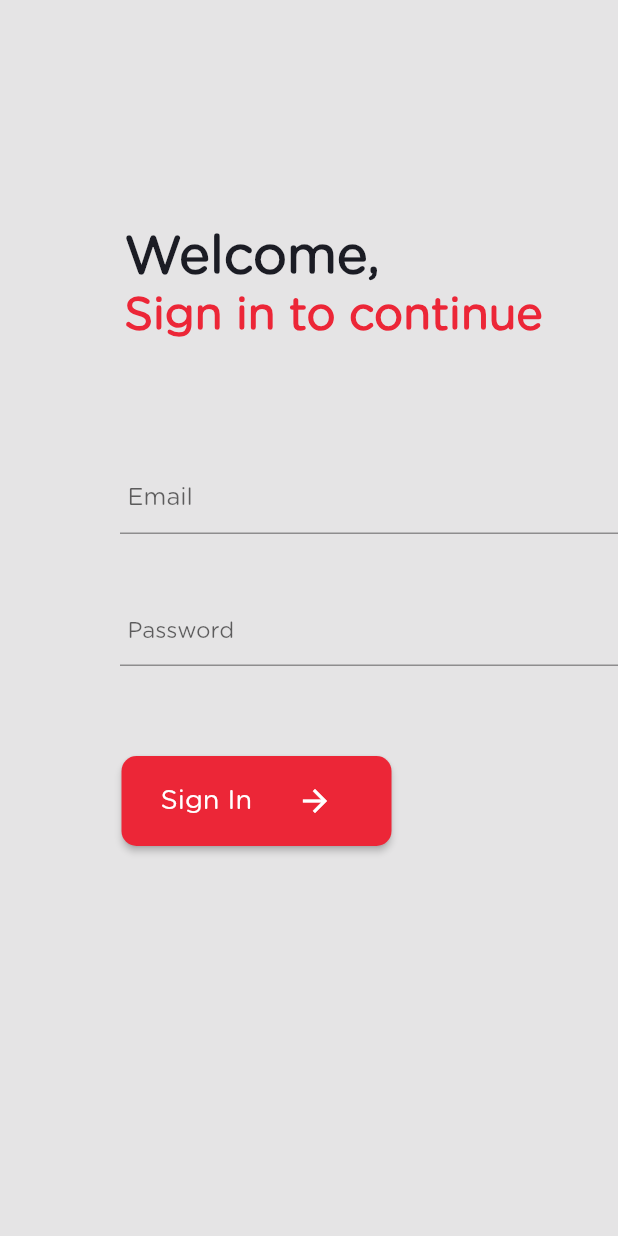
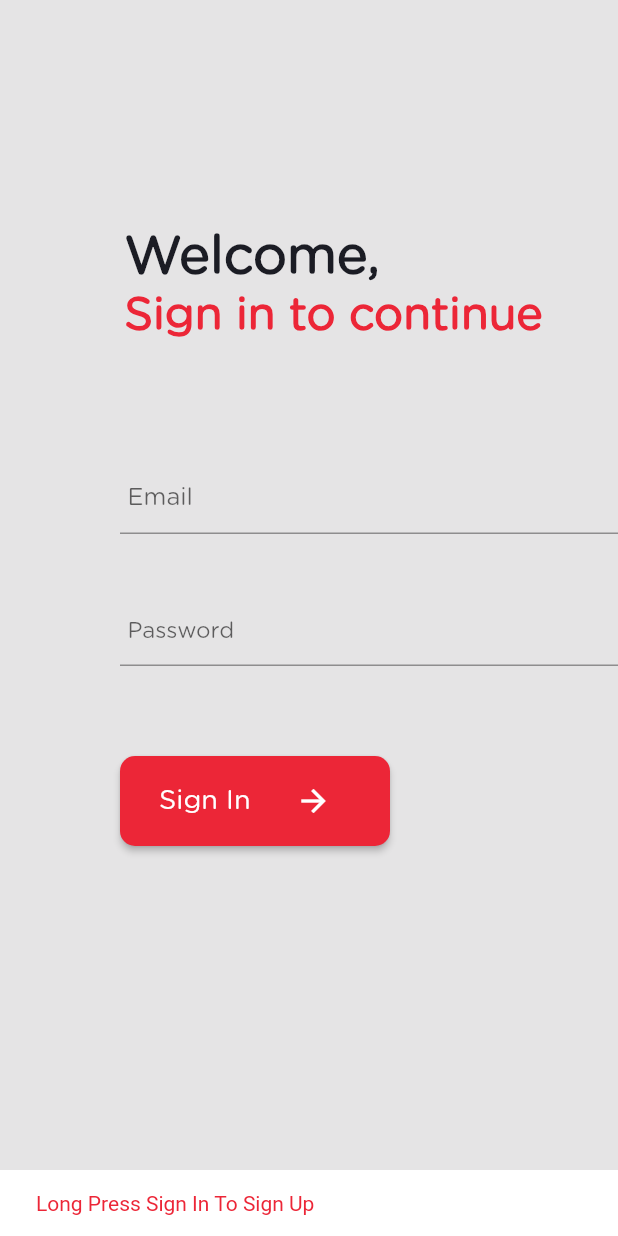
Before and after one commit to icodelifee/PersonalityDevHackathon, a Flutter app: the screen it shows after launch, after a tap on the "arrow forward" icon, on a phone screen of 412 x 824 dp. Run offline on Flutter 3.47's test engine with Material 2 defaults, Android fonts, the phone set to English and light mode, and no system bars; our stand-ins replace cloud_firestore, firebase_auth, flutter_svg, hive, permission_handler; accounts and stored records are empty.

Commit message:
Design And Implement Login And User Details

```diff
--- a/lib/main.dart
+++ b/lib/main.dart
@@ -1,12 +1,21 @@
 import 'package:flutter/material.dart';
 import 'package:flutter_svg/svg.dart';
+import 'package:hive/hive.dart';
+import 'package:path_provider/path_provider.dart';
+import 'package:permission_handler/permission_handler.dart';
+import 'package:personalitydevhackathon/services/firebase/authentication.dart';
 import 'package:personalitydevhackathon/ui/loginpage.dart';
 
-void main() => runApp(MyApp());
+void main() async {
+  runApp(MyApp());
+  final appDocumentDir = await getApplicationDocumentsDirectory();
+  Hive.init(appDocumentDir.path);
+}
 
 class MyApp extends StatelessWidget {
   final Color primaryColor = Color(0xFFEC2637);
   final Color primaryBgColor = Color(0xFFE5E4E5);
+
   @override
   Widget build(BuildContext context) {
     return MaterialApp(
@@ -75,9 +84,15 @@ class LoginIntro extends StatelessWidget {
                   minWidth: 30,
                   color: Colors.white,
                   child: Icon(Icons.arrow_forward),
-                  onPressed: () {
-                    Navigator.push(context,
-                        MaterialPageRoute(builder: (context) => LoginPage()));
+                  onPressed: () async {
+                    Map<PermissionGroup, PermissionStatus> permissions =
+                        await PermissionHandler()
+                            .requestPermissions([PermissionGroup.storage]);
+                    Navigator.pushReplacement(
+                        context,
+                        MaterialPageRoute(
+                            builder: (BuildContext context) =>
+                                LoginPage(Auth())));
                   },
                   shape: RoundedRectangleBorder(
                       borderRadius: BorderRadius.all(Radius.circular(10))),
--- a/lib/ui/loginpage.dart
+++ b/lib/ui/loginpage.dart
@@ -1,7 +1,13 @@
+import 'dart:io';
 
 import 'package:flutter/material.dart';
+import 'package:hive/hive.dart';
+import 'package:personalitydevhackathon/services/firebase/authentication.dart';
+import 'package:personalitydevhackathon/ui/homepage.dart';
 
 class LoginPage extends StatefulWidget {
+  final BaseAuth auth;
+  LoginPage(this.auth);
   @override
   _LoginPageState createState() => _LoginPageState();
 }
@@ -9,19 +15,37 @@ class LoginPage extends StatefulWidget {
 class _LoginPageState extends State<LoginPage> {
   TextEditingController mailCtlr;
   TextEditingController pswdCtlr;
-
+  bool _validate = false;
+  bool _validateemail = false;
+  String _submitText = "Sign In";
+  final GlobalKey<ScaffoldState> _scaffoldKey = GlobalKey<ScaffoldState>();
   @override
   void initState() {
     super.initState();
     mailCtlr = new TextEditingController();
     pswdCtlr = new TextEditingController();
+    WidgetsBinding.instance.addPostFrameCallback(
+        (_) => showInSnackBar("Long Press Sign In To Sign Up"));
+  }
+
+  void showInSnackBar(String value) {
+    _scaffoldKey.currentState.showSnackBar(new SnackBar(
+      duration: Duration(seconds: 3),
+      content: new Text(
+        value,
+        style: TextStyle(color: Theme.of(context).primaryColor),
+      ),
+      backgroundColor: Colors.white,
+    ));
   }
 
   @override
   Widget build(BuildContext context) {
     return Scaffold(
+      key: _scaffoldKey,
       backgroundColor: Theme.of(context).backgroundColor,
-      body: Container(
+      body: SingleChildScrollView(
+        child: Container(
           width: MediaQuery.of(context).size.width,
           child: Column(
             // mainAxisAlignment: MainAxisAlignment.,
@@ -53,25 +77,28 @@ class _LoginPageState extends State<LoginPage> {
               Padding(
                 padding: const EdgeInsets.only(left: 80, top: 80),
                 child: Column(
+                  crossAxisAlignment: CrossAxisAlignment.start,
                   children: <Widget>[
-                  TextField(
-                    controller: mailCtlr,
-                    decoration: InputDecoration(
-                        hintText: "Email", contentPadding: EdgeInsets.all(5)),
-                  ),
+                    emailTextFeild(),
                     SizedBox(
                       height: 40,
                     ),
-                  TextField(
-                    controller: pswdCtlr,
-                    obscureText: true,
-                    decoration: InputDecoration(
-                        hintText: "Password",
-                        hintStyle: TextStyle(fontSize: 15),
-                        contentPadding: EdgeInsets.all(5)),
+                    passwdTextField(),
+                    signInButton(context)
+                  ],
                 ),
-                  Padding(
-                    padding: const EdgeInsets.only(right: 150,top: 60),
+              ),
+            ],
+          ),
+        ),
+      ),
+    );
+  }
+
+  Padding signInButton(BuildContext context) {
+    String userId;
+    return Padding(
+      padding: const EdgeInsets.only(top: 60),
       child: SizedBox(
         width: 180,
         child: MaterialButton(
@@ -79,16 +106,13 @@ class _LoginPageState extends State<LoginPage> {
           minWidth: 50,
           color: Theme.of(context).primaryColor,
           shape: RoundedRectangleBorder(
-                            borderRadius:
-                                BorderRadius.all(Radius.circular(10))),
-                        onPressed: () {},
+              borderRadius: BorderRadius.all(Radius.circular(10))),
           child: Padding(
             padding: const EdgeInsets.all(10.0),
             child: Row(
               children: <Widget>[
-                              Text("Sign In",
-                                  style: TextStyle(
-                                      fontSize: 18, color: Colors.white)),
+                Text(_submitText,
+                    style: TextStyle(fontSize: 18, color: Colors.white)),
                 SizedBox(
                   width: 30,
                 ),
@@ -96,15 +120,82 @@ class _LoginPageState extends State<LoginPage> {
               ],
             ),
           ),
+          onLongPress: () {
+            setState(() {
+              _submitText = _submitText == "Sign In" ? "Sign Up" : "Sign In";
+            });
+          },
+          onPressed: () async {
+            if (_validate == false && _validateemail == false) {
+              bool emailValid = RegExp(
+                      r"^[a-zA-Z0-9.a-zA-Z0-9.!#$%&'*+-/=?^_`{|}~]+@[a-zA-Z0-9]+\.[a-zA-Z]+")
+                  .hasMatch(mailCtlr.text);
+              if (emailValid != true) {
+                _scaffoldKey.currentState.showSnackBar(new SnackBar(
+                  duration: Duration(seconds: 3),
+                  content: new Text(
+                    'Invalid Email',
+                    style: TextStyle(color: Theme.of(context).primaryColor),
                   ),
-                    ),
-                  )
-                ],
-              ),
-            ),
-          ],
+                  backgroundColor: Colors.white,
+                ));
+              } else {
+                if (_submitText == "Sign In") {
+                  userId =
+                      await widget.auth.signIn(mailCtlr.text, pswdCtlr.text);
+                  if (userId == "No User Found")
+                    showInSnackBar("No User Found!");
+                  else {
+                    var box = await Hive.openBox('userData');
+                    box.put("user", {"userid": userId});
+                    Navigator.push(context,
+                        MaterialPageRoute(builder: (context) => HomePage()));
+                  }
+                } else {
+                  userId =
+                      await widget.auth.signUp(mailCtlr.text, pswdCtlr.text);
+                  var box = await Hive.openBox('userData');
+                  box.put("user", {"userid": userId});
+                  Navigator.push(context,
+                      MaterialPageRoute(builder: (context) => AddUserDetails(userId)));
+                }
+              }
+            }
+          },
         ),
       ),
     );
   }
+
+  TextField passwdTextField() {
+    return TextField(
+      controller: pswdCtlr,
+      obscureText: true,
+      onChanged: (val) {
+        setState(() {
+          val.isEmpty ? _validate = true : _validate = false;
+        });
+      },
+      decoration: InputDecoration(
+          hintText: "Password",
+          errorText: _validate ? 'Password Can\'t Be Empty' : null,
+          hintStyle: TextStyle(fontSize: 15),
+          contentPadding: EdgeInsets.all(5)),
+    );
   }
+
+  TextField emailTextFeild() {
+    return TextField(
+      controller: mailCtlr,
+      onChanged: (val) {
+        setState(() {
+          val.isEmpty ? _validateemail = true : _validateemail = false;
+        });
+      },
+      decoration: InputDecoration(
+          errorText: _validateemail ? 'Email Can\'t Be Empty' : null,
+          hintText: "Email",
+          contentPadding: EdgeInsets.all(5)),
+    );
+  }
+}
```
Also changed, not shown: lib/services/firebase/authentication.dart (added, +59 -0 lines), lib/ui/homepage.dart (added, +128 -0 lines), pubspec.yaml (+11 -0 lines), pubspec.lock, 4 other files. Lines whose indentation alone changed are shown as unchanged.
